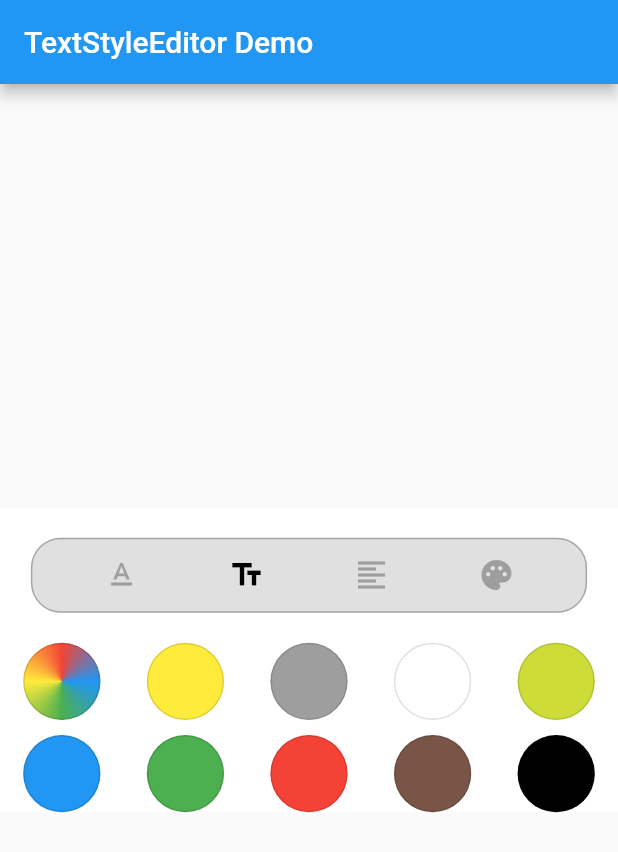
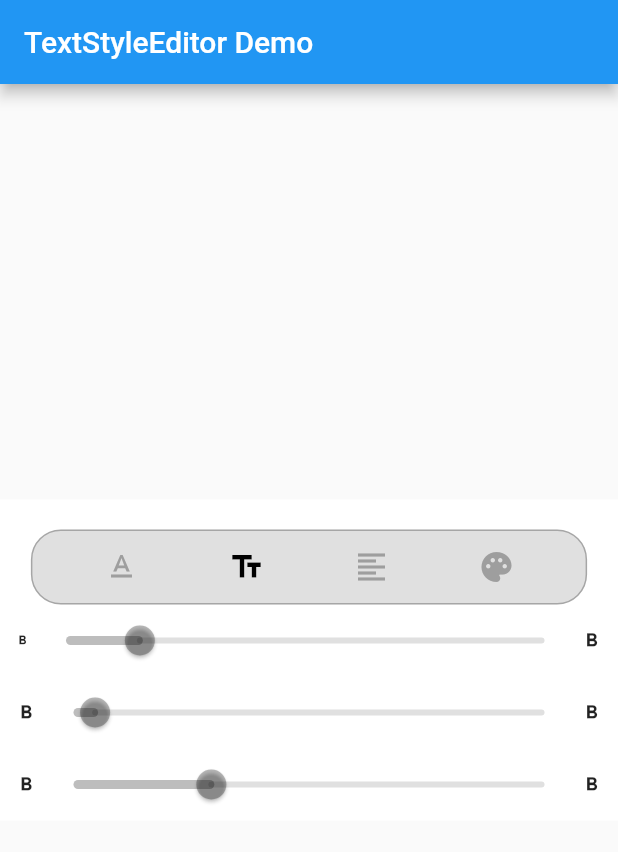
Before and after one commit to mehdizarepour/text-style-editor, a Flutter app: the screen it shows after launch, after a tap on the "text fields" icon, on a phone screen of 412 x 824 dp. Shown: the top 852 px of the screen. Run offline on Flutter 3.47's test engine with Material 2 defaults, Android fonts, the phone set to English and light mode, and no system bars; our stand-ins replace flutter_colorpicker.

Commit message:
Fix tools menu

```diff
--- a/lib/text_style_editor.dart
+++ b/lib/text_style_editor.dart
@@ -2,6 +2,8 @@ library text_style_editor;
 
 import 'package:flutter/material.dart';
 import 'src/font_color_tool.dart';
+import 'src/font_family_tool.dart';
+import 'src/font_size_tool.dart';
 
 class TextStyleEditor extends StatefulWidget {
   final Color primaryColor;
@@ -20,12 +22,22 @@ class TextStyleEditor extends StatefulWidget {
 
 class _TextStyleEditorState extends State<TextStyleEditor> {
   int currentToolIndex = 1;
+  Widget currentTool = FontFamilyTool();
+
   final Color activeToolColor = Colors.black;
   final Color inActiveToolColor = Colors.grey;
 
   void _changeOptionIndex(int index) {
     setState(() {
       currentToolIndex = index;
+
+      if (currentToolIndex == 1) {
+        currentTool = FontFamilyTool();
+      } else if (currentToolIndex == 2) {
+        currentTool = FontSizeTool();
+      } else if (currentToolIndex == 4) {
+        currentTool = FontColorTool();
+      }
     });
   }
   @override
@@ -69,9 +81,7 @@ class _TextStyleEditorState extends State<TextStyleEditor> {
                 )
               ),
           ),
-
-          FontColorTool()
-
+          currentTool
         ],
       ),
     );
```
